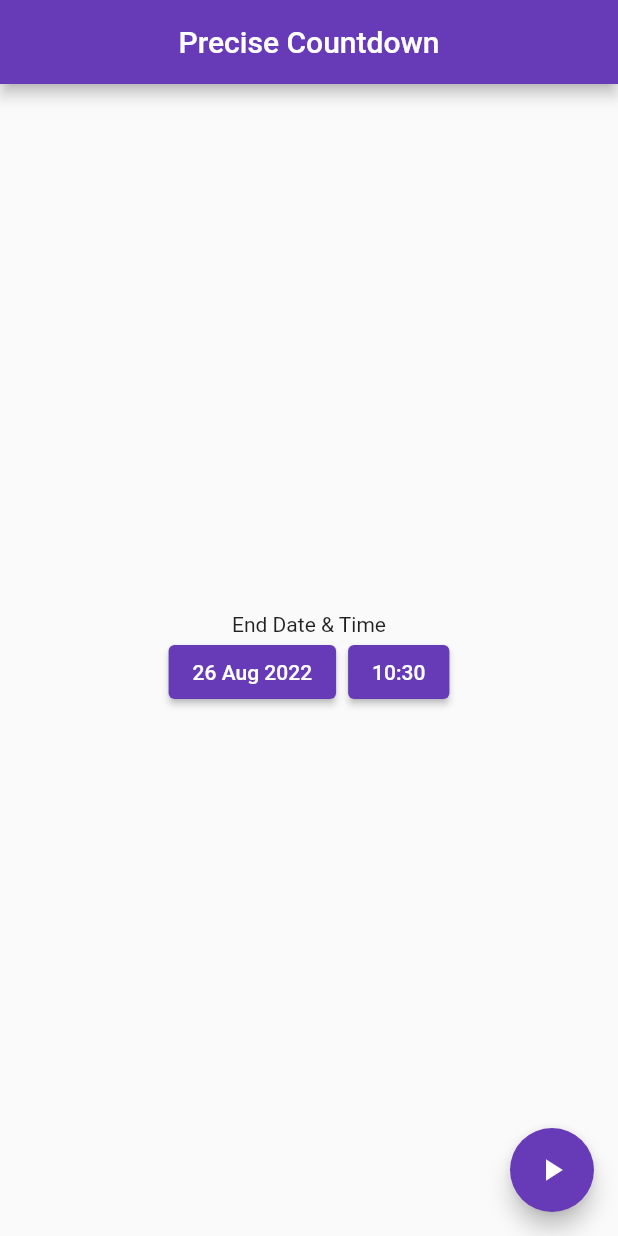
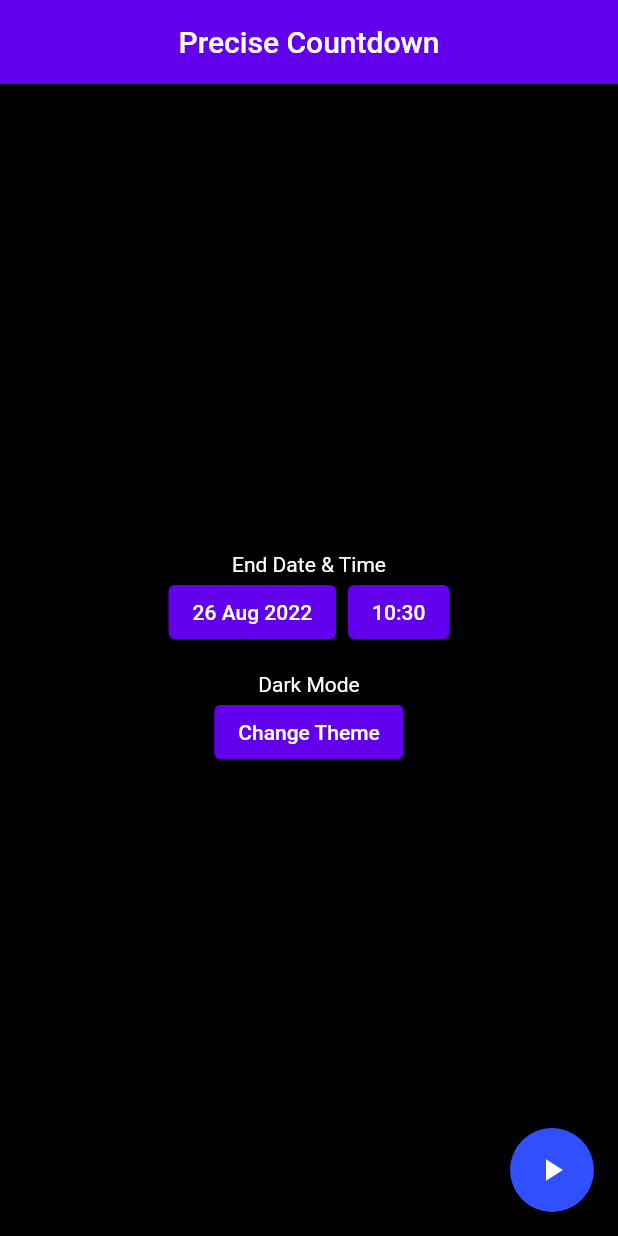
Before and after one commit to voytxt/countdown, a Flutter app: the screen it shows after launch, on a phone screen of 412 x 824 dp. Run offline on Flutter 3.47's test engine with Material 2 defaults, Android fonts, the phone set to English and light mode, and no system bars; our stand-ins replace auto_size_text.

Commit message:
Add theme toggle and change colors
https://gist.github.com/ben-xx/10000ed3bf44e0143cf0fe7ac5648254

```diff
--- a/lib/main.dart
+++ b/lib/main.dart
@@ -4,17 +4,38 @@ import 'package:flutter/material.dart';
 
 void main() => runApp(const MyApp());
 
-class MyApp extends StatelessWidget {
+class MyApp extends StatefulWidget {
   const MyApp({Key? key}) : super(key: key);
+
+  @override
+  State<MyApp> createState() => _MyAppState();
+
+  static _MyAppState of(BuildContext context) => context.findAncestorStateOfType<_MyAppState>()!;
+}
+
+class _MyAppState extends State<MyApp> {
+  ThemeMode _themeMode = ThemeMode.dark;
+
+  final _theme = ThemeData(
+    colorScheme: const ColorScheme.light(),
+    primarySwatch: Colors.deepPurple,
+    primaryColor: Colors.deepPurple,
+    floatingActionButtonTheme: FloatingActionButtonThemeData(
+      foregroundColor: Colors.white,
+      backgroundColor: Colors.indigoAccent[700],
+    ),
+  );
 
   @override
   Widget build(BuildContext context) {
     return MaterialApp(
       title: 'Precise Countdown',
-      theme: ThemeData(
-        // brightness: Brightness.dark,
-        primarySwatch: Colors.deepPurple,
+      theme: _theme,
+      darkTheme: _theme.copyWith(
+        textTheme: const TextTheme(bodyText2: TextStyle(color: Colors.white)),
+        scaffoldBackgroundColor: Colors.black,
       ),
+      themeMode: _themeMode,
       initialRoute: '/',
       routes: {
         '/': (context) => const Settings(),
@@ -22,6 +43,9 @@ class MyApp extends StatelessWidget {
       },
     );
   }
+
+  ThemeMode getTheme() => _themeMode;
+  void changeTheme(ThemeMode themeMode) => setState(() => _themeMode = themeMode);
 }
 
 class CountdownArguments {
--- a/lib/settings.dart
+++ b/lib/settings.dart
@@ -58,7 +58,8 @@ class _SettingsState extends State<Settings> {
         title: const Text('Precise Countdown'),
         centerTitle: true,
       ),
-      body: Center(
+      body: SafeArea(
+        child: Center(
           child: Column(
             mainAxisAlignment: MainAxisAlignment.center,
             children: <Widget>[
@@ -77,7 +78,21 @@ class _SettingsState extends State<Settings> {
                   ),
                 ],
               ),
+              const SizedBox(height: 16),
+              const Text('Dark Mode'),
+              Row(
+                mainAxisAlignment: MainAxisAlignment.center,
+                children: <Widget>[
+                  ElevatedButton(
+                    onPressed: () {
+                      MyApp.of(context).changeTheme(MyApp.of(context).getTheme() == ThemeMode.light ? ThemeMode.dark : ThemeMode.light);
+                    },
+                    child: const Text('Change Theme'),
+                  ),
                 ],
+              ),
+            ],
+          ),
         ),
       ),
       floatingActionButton: FloatingActionButton(
```
Lines whose indentation alone changed are shown as unchanged.
